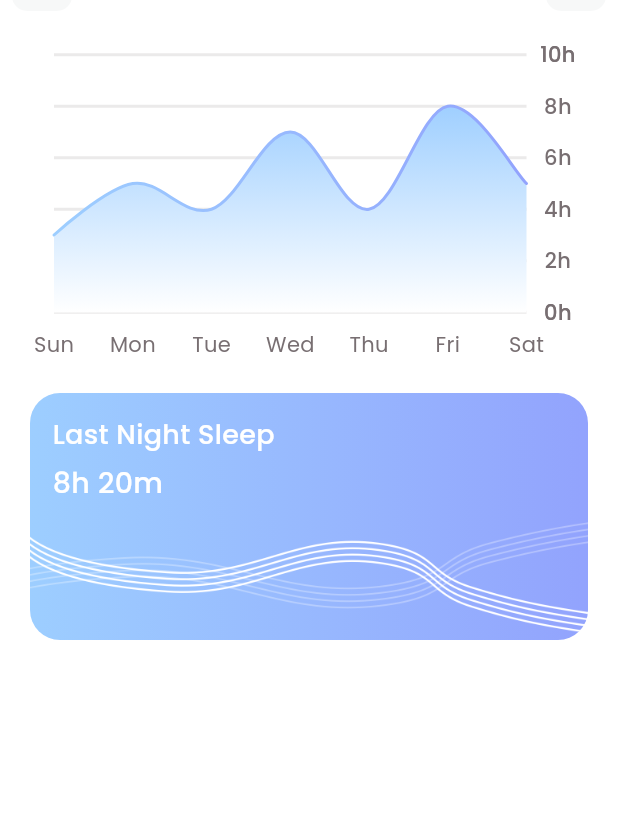
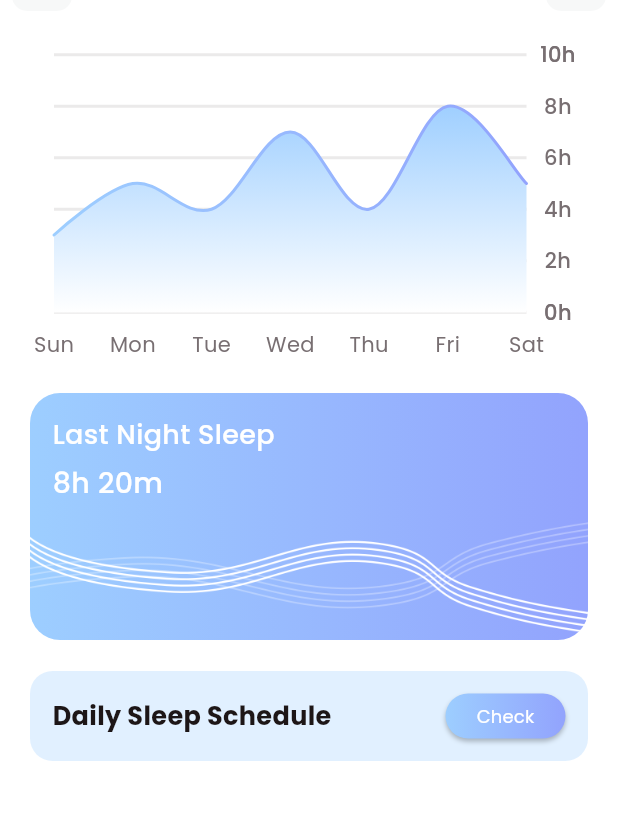
Before and after one commit to asm2212/exe_app, a Flutter app: the SleepTrackerScreen screen opened directly, on a phone screen of 412 x 824 dp, the part 61-881 px from its top. Run offline on Flutter 3.47's test engine with Material 3 defaults, Android fonts, the phone set to English and light mode, and no system bars; drawn by our look-alikes of fl_chart; our stand-ins replace animated_toggle_switch, carousel_slider, readmore, scrollable_positioned_list, simple_circular_progress_bar; missing offline and left inert: dotted_dashed_line, simple_animation_progress_bar; key blocks and very long unbroken strings in the code were emptied for the run.

Commit message:
daily sleep schedule

```diff
--- a/lib/screen/sleep_tracker/sleep_tracker_screen.dart
+++ b/lib/screen/sleep_tracker/sleep_tracker_screen.dart
@@ -1,4 +1,5 @@
 import 'package:fit_app/common/color_extension.dart';
+import 'package:fit_app/common_widgets/round_button.dart';
 import 'package:fl_chart/fl_chart.dart';
 import 'package:flutter/material.dart';
 
@@ -95,13 +96,11 @@ class _SleepTrackerScreenState extends State<SleepTrackerScreen> {
       ),
       backgroundColor: ColorExtension.white,
       body: SingleChildScrollView(
+        child: Column(crossAxisAlignment: CrossAxisAlignment.start, children: [
+          Padding(
+            padding: const EdgeInsets.all(20.0),
             child:
                 Column(crossAxisAlignment: CrossAxisAlignment.start, children: [
-            Padding(
-              padding: const EdgeInsets.all(20.0),
-              child: Column(
-                  crossAxisAlignment: CrossAxisAlignment.start,
-                  children: [
               Container(
                 padding: const EdgeInsets.only(left: 15),
                 height: media.width * 0.5,
@@ -121,10 +120,9 @@ class _SleepTrackerScreenState extends State<SleepTrackerScreen> {
                     lineTouchData: LineTouchData(
                       enabled: true,
                       handleBuiltInTouches: false,
-                              touchCallback: (FlTouchEvent event,
-                                  LineTouchResponse? response) {
-                                if (response == null ||
-                                    response.lineBarSpots == null) {
+                      touchCallback:
+                          (FlTouchEvent event, LineTouchResponse? response) {
+                        if (response == null || response.lineBarSpots == null) {
                           return;
                         }
                         if (event is FlTapUpEvent) {
@@ -136,17 +134,15 @@ class _SleepTrackerScreenState extends State<SleepTrackerScreen> {
                           });
                         }
                       },
-                              mouseCursorResolver: (FlTouchEvent event,
-                                  LineTouchResponse? response) {
-                                if (response == null ||
-                                    response.lineBarSpots == null) {
+                      mouseCursorResolver:
+                          (FlTouchEvent event, LineTouchResponse? response) {
+                        if (response == null || response.lineBarSpots == null) {
                           return SystemMouseCursors.basic;
                         }
                         return SystemMouseCursors.click;
                       },
                       getTouchedSpotIndicator:
-                                  (LineChartBarData barData,
-                                      List<int> spotIndexes) {
+                          (LineChartBarData barData, List<int> spotIndexes) {
                         return spotIndexes.map((index) {
                           return TouchedSpotIndicatorData(
                             const FlLine(
@@ -154,14 +150,12 @@ class _SleepTrackerScreenState extends State<SleepTrackerScreen> {
                             ),
                             FlDotData(
                               show: true,
-                                      getDotPainter:
-                                          (spot, percent, barData, index) =>
+                              getDotPainter: (spot, percent, barData, index) =>
                                   FlDotCirclePainter(
                                 radius: 3,
                                 color: Colors.white,
                                 strokeWidth: 1,
-                                        strokeColor:
-                                            ColorExtension.primaryColor2,
+                                strokeColor: ColorExtension.primaryColor2,
                               ),
                             ),
                           );
@@ -171,8 +165,7 @@ class _SleepTrackerScreenState extends State<SleepTrackerScreen> {
                         getTooltipColor: (touchedSpot) =>
                             ColorExtension.secondaryColor1,
                         tooltipRoundedRadius: 5,
-                                getTooltipItems:
-                                    (List<LineBarSpot> lineBarsSpot) {
+                        getTooltipItems: (List<LineBarSpot> lineBarsSpot) {
                           return lineBarsSpot.map((lineBarSpot) {
                             return LineTooltipItem(
                               "${lineBarSpot.y.toInt()} hours",
@@ -266,8 +259,43 @@ class _SleepTrackerScreenState extends State<SleepTrackerScreen> {
                       )
                     ]),
               ),
-                  ]
+              SizedBox(
+                    height: media.width * 0.05,
                   ),
+                  Container(
+                    padding: const EdgeInsets.symmetric(
+                        vertical: 15, horizontal: 15),
+                    decoration: BoxDecoration(
+                      color: ColorExtension.primaryColor2.withOpacity(0.3),
+                      borderRadius: BorderRadius.circular(15),
+                    ),
+                    child: Row(
+                      mainAxisAlignment: MainAxisAlignment.spaceBetween,
+                      children: [
+                        Text(
+                          "Daily Sleep Schedule",
+                          style: TextStyle(
+                              color: ColorExtension.black,
+                              fontSize: 17,
+                              fontWeight: FontWeight.w700),
+                        ),
+                        SizedBox(
+                          width: 80,
+                          height: 30,
+                          child: RoundButton(
+                            title: "Check",
+                            type: RoundButtonType.bgGradient,
+                            fontSize: 12,
+                            fontWeight: FontWeight.w400,
+                            onPressed: () {
+
+                            },
+                          ),
+                        )
+                      ],
+                    ),
+                  ),
+            ]),
           ),
         ]),
       ),
```
Lines whose indentation alone changed are shown as unchanged.
